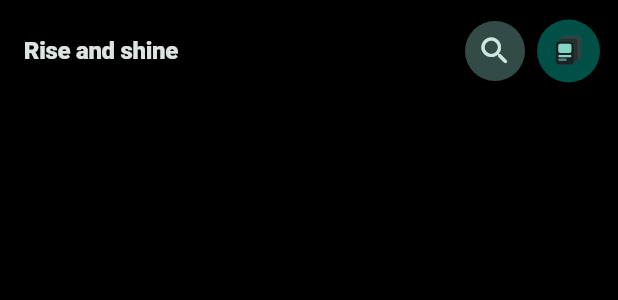
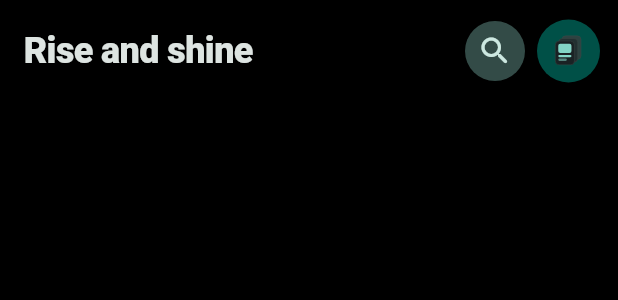
Before and after one commit to Yash8077/SaveState, a Flutter app: the HomeGreeting widget shown alone on an empty page, opened directly, on a phone screen of 412 x 824 dp. Shown: the top 300 px of the screen. Run offline on Flutter 3.47's test engine with Material 3 defaults, Android fonts, the phone set to English and light mode, and no system bars; drawn by our look-alikes of dynamic_color; our stand-ins replace cached_network_image, flutter_secure_storage, go_router, shared_preferences; missing offline and left inert: flutter_web_auth_2; accounts and stored records are empty; network calls fail.

Commit message:
Fix Google app sign-in, compact search, Popular rail
Return Better Auth's redirect so the Android tab can start OAuth.
Search posters stay rail-sized. Carousel uses Trending, home shows
Popular instead. Active landscape slide is larger with scores on
every card. Greeting is bigger with the username in accent.

```diff
--- a/flutter_client/lib/ui/screens/home_screen.dart
+++ b/flutter_client/lib/ui/screens/home_screen.dart
@@ -164,6 +164,7 @@ class _HomeScreenState extends State<HomeScreen> {
           }
           break;
         default:
+          if (section.id == 'top_sellers') break;
           final rail = railsById[section.id];
           if (rail == null || rail.games.isEmpty) break;
           if (!browseShown) {
@@ -218,7 +219,9 @@ class _HomeScreenState extends State<HomeScreen> {
     for (final game in _playing) {
       take(game);
     }
-    for (final rail in _featuredRails) {
+    final trending = _featuredRails.where((r) => r.id == 'top_sellers');
+    final rest = _featuredRails.where((r) => r.id != 'top_sellers');
+    for (final rail in [...trending, ...rest]) {
       for (final game in rail.games) {
         take(game);
       }
--- a/flutter_client/lib/ui/widgets/home_greeting.dart
+++ b/flutter_client/lib/ui/widgets/home_greeting.dart
@@ -31,9 +31,6 @@ class HomeGreeting extends StatelessWidget {
     final auth = context.watch<AuthController>();
     final user = auth.user;
     final name = user?.name.trim().split(RegExp(r'\s+')).first;
-    final label = (name != null && name.isNotEmpty)
-        ? '${hello()} $name'
-        : hello();
     final initial =
         (name != null && name.isNotEmpty) ? name[0].toUpperCase() : null;
 
@@ -42,13 +39,23 @@ class HomeGreeting extends StatelessWidget {
       child: Row(
         children: [
           Expanded(
-            child: Text(
-              label,
+            child: Text.rich(
+              TextSpan(
+                text: hello(),
+                children: [
+                  if (name != null && name.isNotEmpty)
+                    TextSpan(
+                      text: ' $name',
+                      style: TextStyle(color: cs.primary),
+                    ),
+                ],
+              ),
               maxLines: 1,
               overflow: TextOverflow.ellipsis,
-              style: theme.textTheme.titleMedium?.copyWith(
+              style: theme.textTheme.headlineSmall?.copyWith(
                 fontWeight: FontWeight.w800,
-                letterSpacing: -0.2,
+                letterSpacing: -0.4,
+                height: 1.15,
               ),
             ),
           ),
```
Also changed, not shown: flutter_client/lib/state/home_layout_controller.dart (+6 -5 lines), flutter_client/lib/ui/screens/search_screen.dart (+28 -11 lines), flutter_client/lib/ui/widgets/hero_carousel.dart (+15 -4 lines), 9 other files.
